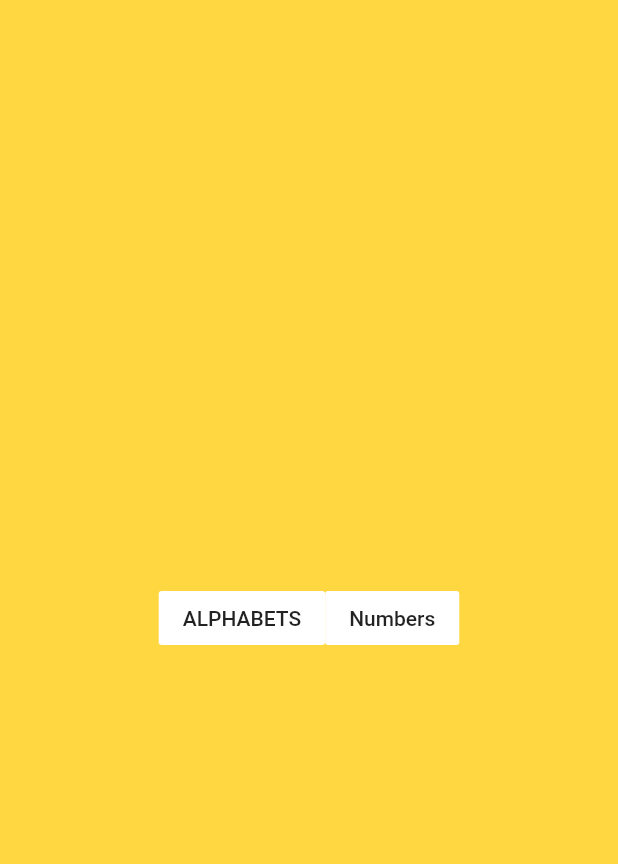
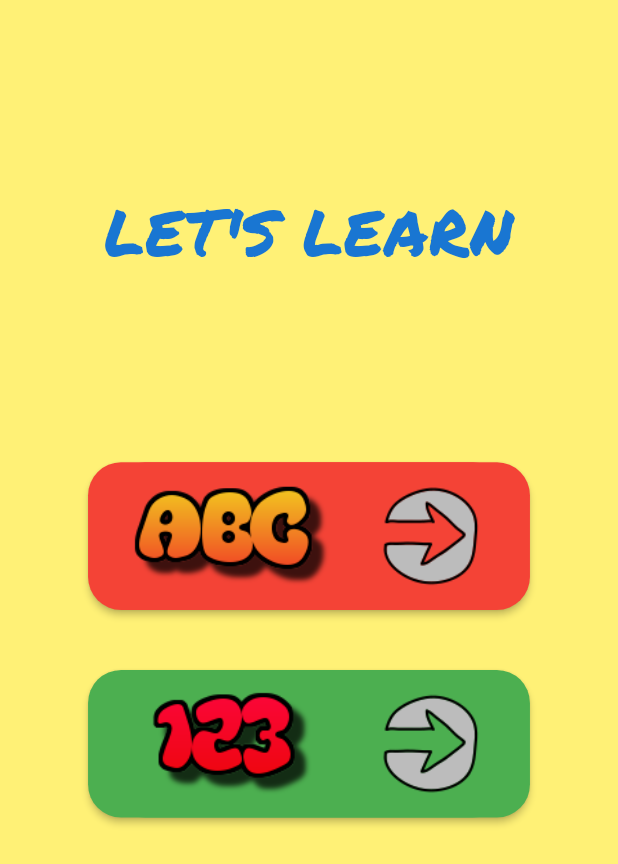
Before and after one commit to meshubhama01/flutterkidslearning, a Flutter app: the screen it shows after launch, on a phone screen of 412 x 824 dp. Shown: the top 864 px of the screen. Run offline on Flutter 3.47's test engine with Material 2 defaults, Android fonts, the phone set to English and light mode, and no system bars; our stand-ins replace fl_chart, google_fonts, rflutter_alert, splashscreen; missing offline and left inert: tflite.

Commit message:
CHanged ui of home screen

```diff
--- a/Tracing App/lib/screen/homeScreen.dart
+++ b/Tracing App/lib/screen/homeScreen.dart
@@ -1,4 +1,5 @@
 import 'package:flutter/material.dart';
+import 'package:google_fonts/google_fonts.dart';
 // import 'package:kid_learn/main.dart';
 // import 'package:kid_learn/screen/alphaPractiseScreen.dart';
 import 'package:kid_learn/screen/testorpractise.dart';
@@ -14,17 +15,61 @@ class _HomeScreenState extends State<HomeScreen> {
   @override
   Widget build(BuildContext context) {
     return Scaffold(
-      backgroundColor: Colors.amberAccent,
+      backgroundColor: Colors.yellow[300],
       body: Container(
         child: SafeArea(
           child: Center(
-            child: Row(
+            child: Column(
+              mainAxisAlignment: MainAxisAlignment.start,
+              crossAxisAlignment: CrossAxisAlignment.center,
+              children: <Widget>[
+                SizedBox(
+                  height: MediaQuery.of(context).size.height * 0.15,
+                ),
+                Text(
+                  "LET'S LEARN",
+                  style: GoogleFonts.permanentMarker(
+                    textStyle: TextStyle(
+                        fontSize: 42, color: Colors.blue[700], letterSpacing: .5),
+                  ),
+                ),
+                SizedBox(
+                  height: MediaQuery.of(context).size.height * 0.15,
+                ),
+                Column(
                   mainAxisAlignment: MainAxisAlignment.center,
                   crossAxisAlignment: CrossAxisAlignment.center,
                   children: [
-                FlatButton(
-                  child: Text("ALPHABETS"),
-                  color: Colors.white,
+                    RaisedButton(
+                      shape: RoundedRectangleBorder(
+                          borderRadius: BorderRadius.circular(22.0)),
+                      color: Colors.red,
+                      child: Container(
+                        padding: EdgeInsets.all(8.0),
+                        decoration: BoxDecoration(
+                            color: Colors.red,
+                            //border: Border.all(),
+                            borderRadius: BorderRadius.circular(22.0)),
+                        child: Row(
+                          mainAxisSize: MainAxisSize.min,
+                          children: <Widget>[
+                            Container(
+                              width: MediaQuery.of(context).size.width * 0.35,
+                              height: MediaQuery.of(context).size.height * 0.10,
+                              child: Image.asset("assets/abc.png"),
+                            ),
+                            SizedBox(
+                              width: 20.0,
+                            ),
+                            Container(
+                              width: MediaQuery.of(context).size.width * 0.20,
+                              height: MediaQuery.of(context).size.height * 0.10,
+                              child: Image.asset("assets/forward.png"),
+                            ),
+                            Container(),
+                          ],
+                        ),
+                      ),
                       onPressed: () {
                         HomeScreen.alpha = true;
                         setState(() {
@@ -32,9 +77,39 @@ class _HomeScreenState extends State<HomeScreen> {
                         });
                       },
                     ),
-                FlatButton(
-                  child: Text("Numbers"),
-                  color: Colors.white,
+                    SizedBox(
+                      height: 40.0,
+                    ),
+                    RaisedButton(
+                      shape: RoundedRectangleBorder(
+                          borderRadius: BorderRadius.circular(22.0)),
+                      color: Colors.green,
+                      child: Container(
+                        padding: EdgeInsets.all(8.0),
+                        decoration: BoxDecoration(
+                            color: Colors.green,
+                            //border: Border.all(),
+                            borderRadius: BorderRadius.circular(22.0)),
+                        child: Row(
+                          mainAxisSize: MainAxisSize.min,
+                          children: <Widget>[
+                            Container(
+                              width: MediaQuery.of(context).size.width * 0.35,
+                              height: MediaQuery.of(context).size.height * 0.10,
+                              child: Image.asset("assets/123.png"),
+                            ),
+                            SizedBox(
+                              width: 20.0,
+                            ),
+                            Container(
+                              width: MediaQuery.of(context).size.width * 0.20,
+                              height: MediaQuery.of(context).size.height * 0.10,
+                              child: Image.asset("assets/forward.png"),
+                            ),
+                            Container(),
+                          ],
+                        ),
+                      ),
                       onPressed: () {
                         HomeScreen.alpha = false;
                         setState(() {
@@ -44,6 +119,8 @@ class _HomeScreenState extends State<HomeScreen> {
                     ),
                   ],
                 ),
+              ],
+            ),
           ),
         ),
       ),
```
Also changed, not shown: Tracing App/pubspec.yaml (+9 -0 lines), Tracing App/assets/123.png (added), Tracing App/assets/abc.png (added), Tracing App/assets/bunny_head.jpeg (added), Tracing App/assets/forward.png (added), Tracing App/assets/lion_head.jpeg (added), Tracing App/pubspec.lock, 2 other files. Lines whose indentation alone changed are shown as unchanged.
